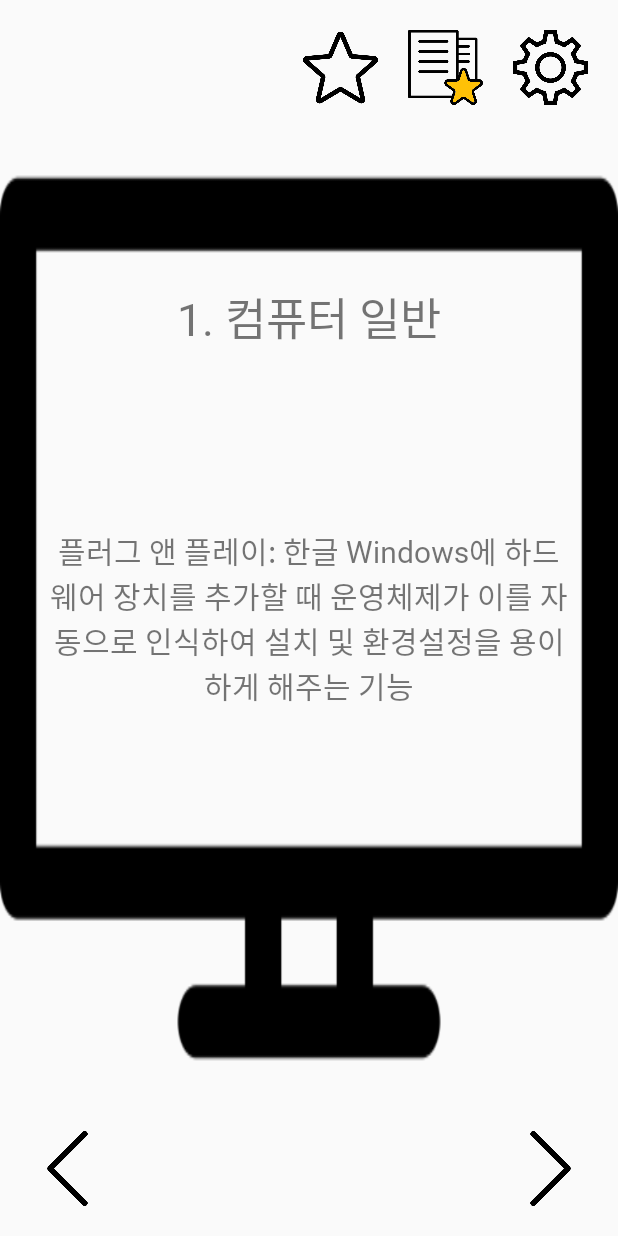
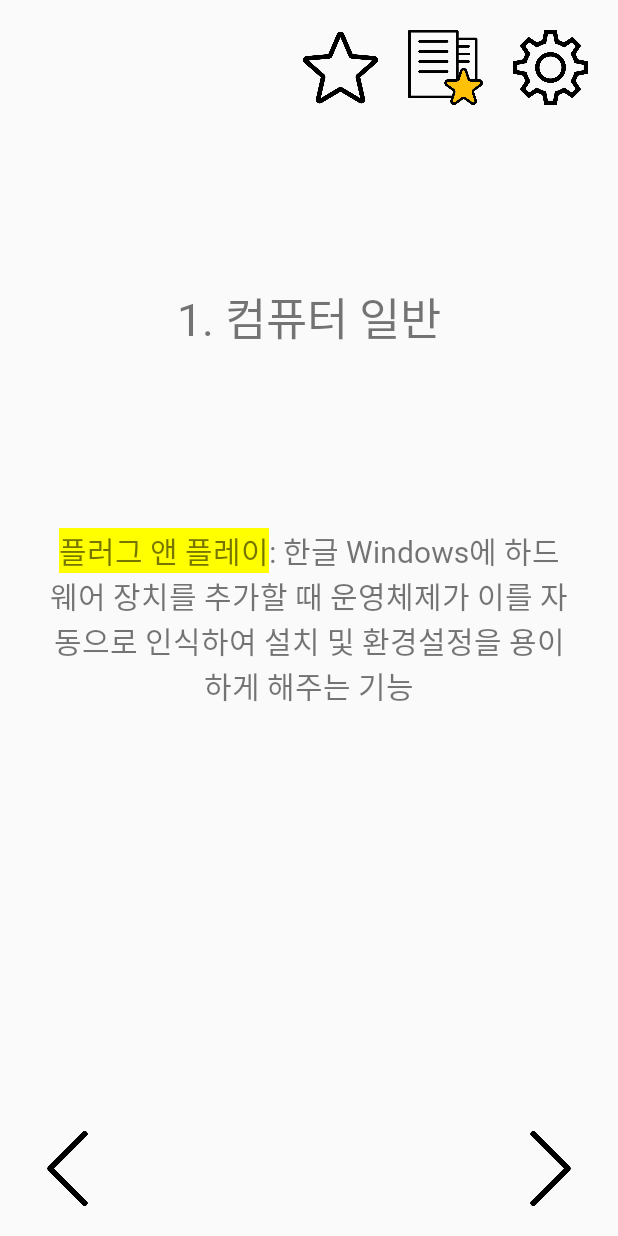
Before and after one commit to Jeyoung-Park/ComputerLicense, an Android app: the screen it shows after launch (MainActivity), on a phone screen of 412 x 824 dp. Run offline under Robolectric (Android 15) with nearby library versions, the phone set to English and light mode, and no system bars.

Commit message:
키워드 하이라이트 추가

```diff
--- a/app/src/main/java/com/computerlicense/DBHelper.java
+++ b/app/src/main/java/com/computerlicense/DBHelper.java
@@ -3,12 +3,11 @@ package com.computerlicense;
 import android.content.ContentValues;
 import android.content.Context;
 import android.database.Cursor;
-import android.database.DatabaseErrorHandler;
 import android.database.sqlite.SQLiteDatabase;
 import android.database.sqlite.SQLiteOpenHelper;
-
-import androidx.annotation.NonNull;
-import androidx.annotation.Nullable;
+import android.graphics.Color;
+import android.text.SpannableString;
+import android.text.style.BackgroundColorSpan;
 
 public class DBHelper extends SQLiteOpenHelper {
 
@@ -18,13 +17,15 @@ public class DBHelper extends SQLiteOpenHelper {
     private final String INFO="info";
     private final String CONTENT="content";
     private final String ISLIKE="islike";
+    private final String KEYWORD="keyword";
     public static final int DATABASE_VERSION=1;
 
     private final String createQuery="CREATE TABLE IF NOT EXISTS "+TABLE_NAME
             +"("+ID+" INTEGER PRIMARY KEY AUTOINCREMENT, "
             +INFO+" INTEGER, "
             +CONTENT+" TEXT, "
-            +ISLIKE+" INTEGER)";
+            +ISLIKE+" INTEGER, "
+            +KEYWORD+" TEXT)";
 
 //생성자
     public DBHelper(Context context){
@@ -51,22 +52,22 @@ public class DBHelper extends SQLiteOpenHelper {
 
         if(is1==true){
             if(is2==true){
-                if(is3==true) selectQuery="SELECT "+ID+", "+INFO+", "+CONTENT+", "+ISLIKE+" FROM "+TABLE_NAME+" ORDER BY RANDOM() LIMIT 1";
-                else selectQuery="SELECT "+ID+", "+INFO+", "+CONTENT+", "+ISLIKE+" FROM "+TABLE_NAME+ " WHERE "+INFO +" !=3 ORDER BY RANDOM() LIMIT 1";
+                if(is3==true) selectQuery="SELECT "+ID+", "+INFO+", "+CONTENT+", "+ISLIKE+", "+KEYWORD+" FROM "+TABLE_NAME+" ORDER BY RANDOM() LIMIT 1";
+                else selectQuery="SELECT "+ID+", "+INFO+", "+CONTENT+", "+ISLIKE+", "+KEYWORD+" FROM "+TABLE_NAME+ " WHERE "+INFO +" !=3 ORDER BY RANDOM() LIMIT 1";
             }
             else{
-                if(is3==true) selectQuery="SELECT "+ID+", "+INFO+", "+CONTENT+", "+ISLIKE+" FROM "+TABLE_NAME+ " WHERE "+INFO +" !=2 ORDER BY RANDOM() LIMIT 1";
-                else selectQuery="SELECT "+ID+", "+INFO+", "+CONTENT+", "+ISLIKE+" FROM "+TABLE_NAME+ " WHERE "+INFO +" =1 ORDER BY RANDOM() LIMIT 1";
+                if(is3==true) selectQuery="SELECT "+ID+", "+INFO+", "+CONTENT+", "+ISLIKE+", "+KEYWORD+" FROM "+TABLE_NAME+ " WHERE "+INFO +" !=2 ORDER BY RANDOM() LIMIT 1";
+                else selectQuery="SELECT "+ID+", "+INFO+", "+CONTENT+", "+ISLIKE+", "+KEYWORD+" FROM "+TABLE_NAME+ " WHERE "+INFO +" =1 ORDER BY RANDOM() LIMIT 1";
             }
         }
         else{
             if(is2==true){
-                if(is3==true) selectQuery="SELECT "+ID+", "+INFO+", "+CONTENT+", "+ISLIKE+" FROM "+TABLE_NAME+ " WHERE "+INFO +" !=1 ORDER BY RANDOM() LIMIT 1";
-                else selectQuery="SELECT "+ID+", "+INFO+", "+CONTENT+", "+ISLIKE+" FROM "+TABLE_NAME+ " WHERE "+INFO +" =2 ORDER BY RANDOM() LIMIT 1";
+                if(is3==true) selectQuery="SELECT "+ID+", "+INFO+", "+CONTENT+", "+ISLIKE+", "+KEYWORD+" FROM "+TABLE_NAME+ " WHERE "+INFO +" !=1 ORDER BY RANDOM() LIMIT 1";
+                else selectQuery="SELECT "+ID+", "+INFO+", "+CONTENT+", "+ISLIKE+", "+KEYWORD+" FROM "+TABLE_NAME+ " WHERE "+INFO +" =2 ORDER BY RANDOM() LIMIT 1";
             }
             else{
-                if(is3==true) selectQuery="SELECT "+ID+", "+INFO+", "+CONTENT+", "+ISLIKE+" FROM "+TABLE_NAME+ " WHERE "+INFO +" =3 ORDER BY RANDOM() LIMIT 1";
-                else selectQuery="SELECT "+ID+", "+INFO+", "+CONTENT+", "+ISLIKE+" FROM "+TABLE_NAME+" ORDER BY RANDOM() LIMIT 1";
+                if(is3==true) selectQuery="SELECT "+ID+", "+INFO+", "+CONTENT+", "+ISLIKE+", "+KEYWORD+" FROM "+TABLE_NAME+ " WHERE "+INFO +" =3 ORDER BY RANDOM() LIMIT 1";
+//                else selectQuery="SELECT "+ID+", "+INFO+", "+CONTENT+", "+ISLIKE+", "+KEYWORD+" FROM "+TABLE_NAME+" ORDER BY RANDOM() LIMIT 1";
             }
         }
 
@@ -90,22 +91,22 @@ public class DBHelper extends SQLiteOpenHelper {
 
         if(is1==true){
             if(is2==true){
-                if(is3==true) selectQuery="SELECT "+ID+", "+INFO+", "+CONTENT+", "+ISLIKE+" FROM "+TABLE_NAME+" WHERE "+ISLIKE+" =1 ORDER BY RANDOM() LIMIT 1";
-                else selectQuery="SELECT "+ID+", "+INFO+", "+CONTENT+", "+ISLIKE+" FROM "+TABLE_NAME+ " WHERE "+INFO +" !=3 AND "+ISLIKE+" =1 ORDER BY RANDOM() LIMIT 1";
+                if(is3==true) selectQuery="SELECT "+ID+", "+INFO+", "+CONTENT+", "+ISLIKE+", "+KEYWORD+" FROM "+TABLE_NAME+" WHERE "+ISLIKE+" =1 ORDER BY RANDOM() LIMIT 1";
+                else selectQuery="SELECT "+ID+", "+INFO+", "+CONTENT+", "+ISLIKE+", "+KEYWORD+" FROM "+TABLE_NAME+ " WHERE "+INFO +" !=3 AND "+ISLIKE+" =1 ORDER BY RANDOM() LIMIT 1";
             }
             else{
-                if(is3==true) selectQuery="SELECT "+ID+", "+INFO+", "+CONTENT+", "+ISLIKE+" FROM "+TABLE_NAME+ " WHERE "+INFO +" !=2 AND "+ISLIKE+" =1 ORDER BY RANDOM() LIMIT 1";
-                else selectQuery="SELECT "+ID+", "+INFO+", "+CONTENT+", "+ISLIKE+" FROM "+TABLE_NAME+ " WHERE "+INFO +" =1 AND "+ISLIKE+" =1 ORDER BY RANDOM() LIMIT 1";
+                if(is3==true) selectQuery="SELECT "+ID+", "+INFO+", "+CONTENT+", "+ISLIKE+", "+KEYWORD+" FROM "+TABLE_NAME+ " WHERE "+INFO +" !=2 AND "+ISLIKE+" =1 ORDER BY RANDOM() LIMIT 1";
+                else selectQuery="SELECT "+ID+", "+INFO+", "+CONTENT+", "+ISLIKE+", "+KEYWORD+" FROM "+TABLE_NAME+ " WHERE "+INFO +" =1 AND "+ISLIKE+" =1 ORDER BY RANDOM() LIMIT 1";
             }
         }
         else{
             if(is2==true){
-                if(is3==true) selectQuery="SELECT "+ID+", "+INFO+", "+CONTENT+", "+ISLIKE+" FROM "+TABLE_NAME+ " WHERE "+INFO +" !=1 AND "+ISLIKE+" =1 ORDER BY RANDOM() LIMIT 1";
-                else selectQuery="SELECT "+ID+", "+INFO+", "+CONTENT+", "+ISLIKE+" FROM "+TABLE_NAME+ " WHERE "+INFO +" =2 AND "+ISLIKE+" =1 ORDER BY RANDOM() LIMIT 1";
+                if(is3==true) selectQuery="SELECT "+ID+", "+INFO+", "+CONTENT+", "+ISLIKE+", "+KEYWORD+" FROM "+TABLE_NAME+ " WHERE "+INFO +" !=1 AND "+ISLIKE+" =1 ORDER BY RANDOM() LIMIT 1";
+                else selectQuery="SELECT "+ID+", "+INFO+", "+CONTENT+", "+ISLIKE+", "+KEYWORD+" FROM "+TABLE_NAME+ " WHERE "+INFO +" =2 AND "+ISLIKE+" =1 ORDER BY RANDOM() LIMIT 1";
             }
             else{
-                if(is3==true) selectQuery="SELECT "+ID+", "+INFO+", "+CONTENT+", "+ISLIKE+" FROM "+TABLE_NAME+ " WHERE "+INFO +" =3 AND "+ISLIKE+" =1 ORDER BY RANDOM() LIMIT 1";
-                else selectQuery="SELECT "+ID+", "+INFO+", "+CONTENT+", "+ISLIKE+" FROM "+TABLE_NAME+" WHERE "+ISLIKE+ " =1 ORDER BY RANDOM() LIMIT 1";
+                if(is3==true) selectQuery="SELECT "+ID+", "+INFO+", "+CONTENT+", "+ISLIKE+", "+KEYWORD+" FROM "+TABLE_NAME+ " WHERE "+INFO +" =3 AND "+ISLIKE+" =1 ORDER BY RANDOM() LIMIT 1";
+//                else selectQuery="SELECT "+ID+", "+INFO+", "+CONTENT+", "+ISLIKE+", "+KEYWORD+" FROM "+TABLE_NAME+" WHERE "+ISLIKE+ " =1 ORDER BY RANDOM() LIMIT 1";
             }
         }
 
@@ -123,19 +124,22 @@ public class DBHelper extends SQLiteOpenHelper {
     }
 
 //데이터베이스에 값 삽입
-    public void insertContent(int info, String content, int islike){
+    public void insertContent(int info, String content, int islike, String keyword){
         ContentValues contentValues=new ContentValues();
         SQLiteDatabase db=getWritableDatabase(); // 데이터베이스를 수정할 때는 getWritableDatabase(), 데이터를 읽을 떄는 getReadableDatabase()를 씁니다
         contentValues.put(INFO, info);
         contentValues.put(CONTENT, content);
         contentValues.put(ISLIKE, islike);
+        contentValues.put(KEYWORD, keyword);
         db.insert(TABLE_NAME, null, contentValues);
     }
 
     public void loadContent(SQLiteDatabase db){
-        insertContent(1, "플러그 앤 플레이: 한글 Windows에 하드웨어 장치를 추가할 때 운영체제가 이를 자동으로 인식하여 설치 및 환경설정을 용이하게 해주는 기능", 0);
-        insertContent(1, "단축키 F3: 탐색기의 '검색 상자' 선택하기", 0);
-        insertContent(1, "단축키 Alt+Esc: 실행 중인 프로그램 사이에 작업 전환을 한다.\n한 번씩 누를 떄마다 열려 있는 프로그램의 창이 바로 바뀐다.", 0);
+        insertContent(1, "플러그 앤 플레이: 한글 Windows에 하드웨어 장치를 추가할 때 운영체제가 이를 자동으로 인식하여 설치 및 환경설정을 용이하게 해주는 기능", 0, "플러그 앤 플레이");
+        insertContent(1, "단축키 F3: 탐색기의 '검색 상자' 선택하기", 0, "F3");
+        insertContent(1, "단축키 Alt+Esc: 실행 중인 프로그램 사이에 작업 전환을 한다.\n한 번씩 누를 떄마다 열려 있는 프로그램의 창이 바로 바뀐다.", 0, "Alt+Esc");
+        insertContent(2, "현재 워크시트의 왼쪽에 새로운 시트를 삽입할 때에는 Shift+F11을 누른다.", 0, "Shift+F11");
+        insertContent(3, "데이터베이스 방식은 데이터의 중복을 최소화할 수 있다.", 0, "데이터베이스");
     }
 
     public void updateLike(SQLiteDatabase db, int id, int islike){
@@ -144,4 +148,11 @@ public class DBHelper extends SQLiteOpenHelper {
         else if(islike==1) contentValues.put(ISLIKE, 0);
         db.update(TABLE_NAME, contentValues, ID+"="+id, null);
     }
+
+    public SpannableString highlightKeyWord(String content, String keyword){
+        SpannableString str = new SpannableString(content);
+        str.setSpan(new BackgroundColorSpan(Color.YELLOW), content.indexOf(keyword), content.indexOf(keyword)+keyword.length(), 0);
+        return str;
+    }
+
 }
--- a/app/src/main/java/com/computerlicense/MainActivity.java
+++ b/app/src/main/java/com/computerlicense/MainActivity.java
@@ -65,7 +65,7 @@ public class MainActivity extends AppCompatActivity implements OnBackPressedList
         final Cursor cursor=dbHelper.loadSQLiteDBCursor(isChecked1, isChecked2, isChecked3);
         try{
             cursor.moveToFirst();
-            setContent(cursor.getInt(1), cursor.getString(2), cursor.getInt(3));
+            setContent(cursor.getInt(1), cursor.getString(2), cursor.getInt(3), cursor.getString(4));
         }catch(Exception e){
             e.printStackTrace();
         }
@@ -219,13 +219,13 @@ public class MainActivity extends AppCompatActivity implements OnBackPressedList
         }
     }
 
-    public void setContent(int info, String content, int islike){
+    public void setContent(int info, String content, int islike, String keyword){
         String temp="";
         if(info==1) temp="1. 컴퓨터 일반";
         else if(info==2) temp="2. 스프레드시트 일반";
         else if(info==3) temp="3. 데이터베이스 일반";
         TextView_main_content_info.setText(temp);
-        TextView_main_content.setText(content);
+        TextView_main_content.setText(dbHelper.highlightKeyWord(content, keyword));
         if(islike==0) ImageButton_like.setImageResource(R.drawable.empty_star);
         else if(islike==1) ImageButton_like.setImageResource(R.drawable.full_star);
     }
--- a/app/src/main/res/layout/activity_liked_content.xml
+++ b/app/src/main/res/layout/activity_liked_content.xml
@@ -4,8 +4,7 @@
     xmlns:tools="http://schemas.android.com/tools"
     android:layout_width="match_parent"
     android:layout_height="match_parent"
-    tools:context=".LikedContentActivity"
-    android:background="@drawable/desktop">
+    tools:context=".LikedContentActivity">
 
     <LinearLayout
         android:id="@+id/LinearLayout_btns2"
--- a/app/src/main/res/layout/activity_main.xml
+++ b/app/src/main/res/layout/activity_main.xml
@@ -4,8 +4,7 @@
     xmlns:tools="http://schemas.android.com/tools"
     android:layout_width="match_parent"
     android:layout_height="match_parent"
-    tools:context=".MainActivity"
-    android:background="@drawable/desktop">
+    tools:context=".MainActivity">
 
     <LinearLayout
         android:id="@+id/LinearLayout_btns"
```
